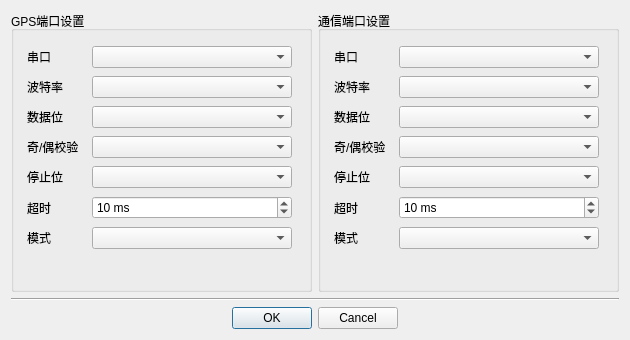
Old version of the form mac/examples/GasInfo/DeviceDialog.ui in the repository Quenii/ADCEVM.
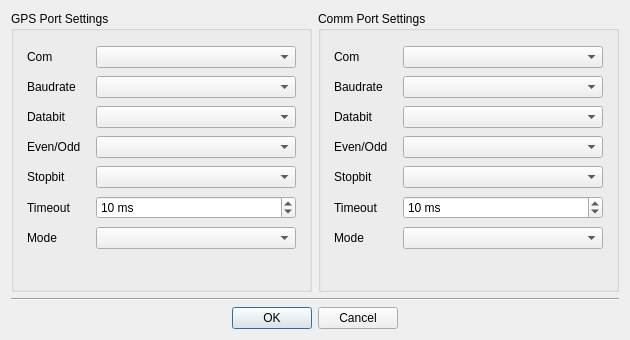
New version of the form.

What changed in the file:
```diff
--- a/mac/examples/GasInfo/DeviceDialog.ui
+++ b/mac/examples/GasInfo/DeviceDialog.ui
@@ -23,14 +23,14 @@
    <item row="0" column="1">
     <widget class="QGroupBox" name="groupBox">
      <property name="title">
-      <string>通信端口设置</string>
+      <string>Comm Port Settings</string>
      </property>
-     <widget class="QWidget" name="">
+     <widget class="QWidget" name="layoutWidget">
       <property name="geometry">
        <rect>
         <x>16</x>
         <y>33</y>
-        <width>265</width>
+        <width>269</width>
         <height>211</height>
        </rect>
       </property>
@@ -38,7 +38,7 @@
        <item row="0" column="0">
         <widget class="QLabel" name="label">
          <property name="text">
-          <string>串口</string>
+          <string>Com</string>
          </property>
         </widget>
        </item>
@@ -61,7 +61,7 @@
        <item row="1" column="0">
         <widget class="QLabel" name="label_2">
          <property name="text">
-          <string>波特率</string>
+          <string>Baudrate</string>
          </property>
         </widget>
        </item>
@@ -71,7 +71,7 @@
        <item row="2" column="0">
         <widget class="QLabel" name="label_3">
          <property name="text">
-          <string>数据位</string>
+          <string>Databit</string>
          </property>
         </widget>
        </item>
@@ -81,7 +81,7 @@
        <item row="3" column="0">
         <widget class="QLabel" name="label_4">
          <property name="text">
-          <string>奇/偶校验</string>
+          <string>Even/Odd</string>
          </property>
         </widget>
        </item>
@@ -91,7 +91,7 @@
        <item row="4" column="0">
         <widget class="QLabel" name="label_5">
          <property name="text">
-          <string>停止位</string>
+          <string>Stopbit</string>
          </property>
         </widget>
        </item>
@@ -101,7 +101,7 @@
        <item row="5" column="0">
         <widget class="QLabel" name="label_7">
          <property name="text">
-          <string>超时</string>
+          <string>Timeout</string>
          </property>
         </widget>
        </item>
@@ -127,7 +127,7 @@
        <item row="6" column="0">
         <widget class="QLabel" name="label_6">
          <property name="text">
-          <string>模式</string>
+          <string>Mode</string>
          </property>
         </widget>
        </item>
@@ -161,14 +161,14 @@
    <item row="0" column="0">
     <widget class="QGroupBox" name="groupBox_2">
      <property name="title">
-      <string>GPS端口设置</string>
+      <string>GPS Port Settings</string>
      </property>
-     <widget class="QWidget" name="">
+     <widget class="QWidget" name="layoutWidget">
       <property name="geometry">
        <rect>
         <x>16</x>
         <y>33</y>
-        <width>265</width>
+        <width>269</width>
         <height>211</height>
        </rect>
       </property>
@@ -176,7 +176,7 @@
        <item row="0" column="0">
         <widget class="QLabel" name="label_15">
          <property name="text">
-          <string>串口</string>
+          <string>Com</string>
          </property>
         </widget>
        </item>
@@ -199,7 +199,7 @@
        <item row="1" column="0">
         <widget class="QLabel" name="label_16">
          <property name="text">
-          <string>波特率</string>
+          <string>Baudrate</string>
          </property>
         </widget>
        </item>
@@ -209,7 +209,7 @@
        <item row="2" column="0">
         <widget class="QLabel" name="label_17">
          <property name="text">
-          <string>数据位</string>
+          <string>Databit</string>
          </property>
         </widget>
        </item>
@@ -219,7 +219,7 @@
        <item row="3" column="0">
         <widget class="QLabel" name="label_18">
          <property name="text">
-          <string>奇/偶校验</string>
+          <string>Even/Odd</string>
          </property>
         </widget>
        </item>
@@ -229,7 +229,7 @@
        <item row="4" column="0">
         <widget class="QLabel" name="label_19">
          <property name="text">
-          <string>停止位</string>
+          <string>Stopbit</string>
          </property>
         </widget>
        </item>
@@ -239,7 +239,7 @@
        <item row="5" column="0">
         <widget class="QLabel" name="label_20">
          <property name="text">
-          <string>超时</string>
+          <string>Timeout</string>
          </property>
         </widget>
        </item>
@@ -265,7 +265,7 @@
        <item row="6" column="0">
         <widget class="QLabel" name="label_21">
          <property name="text">
-          <string>模式</string>
+          <string>Mode</string>
          </property>
         </widget>
        </item>
```
